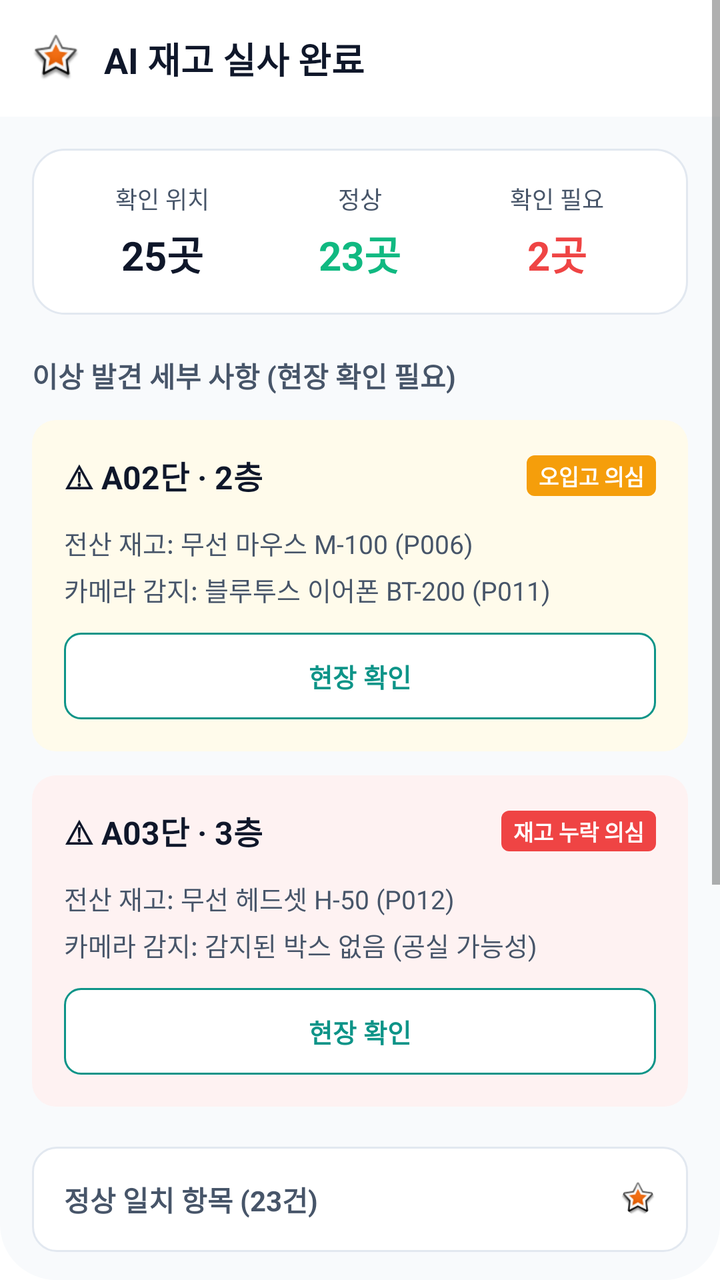
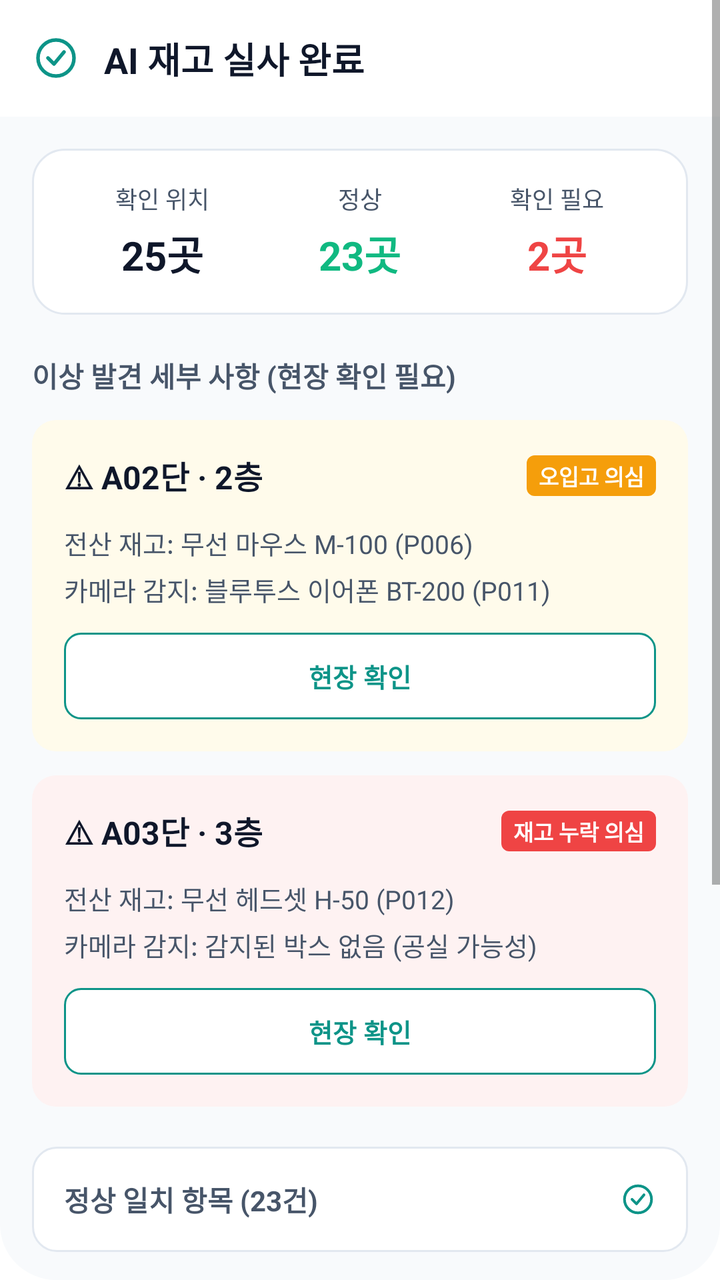

Compare the two renders of this Android layout. The source of the first and the diff that turns it into the second are given below.
<!-- AndroidManifest.xml: application theme Theme.MaterialComponents.DayNight.NoActionBar -->
<!-- res/layout/activity_audit_results.xml -->
<LinearLayout 
	xmlns:android="http://schemas.android.com/apk/res/android"
	xmlns:tools="http://schemas.android.com/tools"
	xmlns:app="http://schemas.android.com/apk/res-auto"
	android:background="#FFFFFF"
	android:clipChildren="false"
	android:clipToPadding="false"
	android:orientation="vertical"
	android:layout_width="match_parent"
	android:layout_height="match_parent">
	<ScrollView 
		android:clipChildren="false"
		android:clipToPadding="false"
		android:id="@+id/r5f4kgatumit"
		android:layout_width="match_parent"
		android:layout_height="wrap_content"
		android:layout_weight="1"
		android:background="@drawable/cr28bf8fafc">
		<LinearLayout
			android:layout_width="match_parent"
			android:layout_height="match_parent"
			android:clipChildren="false"
			android:clipToPadding="false"
			android:orientation="vertical">
			<LinearLayout
				android:id="@+id/rbr674bdlwug"
				android:layout_width="match_parent"
				android:layout_height="wrap_content"
				android:layout_marginBottom="133dp"
				android:orientation="vertical">
				<LinearLayout
					android:id="@+id/reuwei1dhbqu"
					android:layout_width="match_parent"
					android:layout_height="wrap_content"
					android:gravity="center_vertical"
					android:paddingVertical="11dp"
					android:paddingHorizontal="20dp"
					android:visibility="gone"
					android:orientation="horizontal">
					<TextView
						android:id="@+id/ra8kygfziio"
						android:textColor="#0F172A"
						android:textSize="14sp"
						android:textStyle="bold"
						android:layout_height="wrap_content"
						android:layout_width="wrap_content"
						android:text=""
					/>
					<View
						android:layout_width="0dp"
						android:layout_height="0dp"
						android:layout_weight="1"
					 />
					<ImageView
						android:id="@+id/ryp73yew161"
						android:layout_width="72dp"
						android:layout_height="18dp"
						android:src="@android:drawable/star_big_on"
						android:scaleType="fitXY"
					/>
				</LinearLayout>
				<LinearLayout
					android:id="@+id/rw4nylnofai"
					android:layout_width="match_parent"
					android:layout_height="wrap_content"
					android:gravity="center_vertical"
					android:background="#FFFFFF"
					android:paddingVertical="16dp"
					android:paddingLeft="16dp"
					android:orientation="horizontal">
					<ImageView
						android:id="@+id/rybu9wsnunwh"
						android:layout_width="24dp"
						android:layout_height="24dp"
						android:layout_marginEnd="12dp"
						android:src="@android:drawable/star_big_on"
						android:scaleType="fitXY"
					/>
					<TextView
						android:id="@+id/rpvyurcc3da"
						android:textColor="#0F172A"
						android:textSize="18sp"
						android:textStyle="bold"
						android:layout_height="wrap_content"
						android:layout_width="wrap_content"
						android:text="AI 재고 실사 완료"
					/>
				</LinearLayout>
				<LinearLayout
					android:id="@+id/rjp8fgh8slvi"
					android:layout_width="match_parent"
					android:layout_height="wrap_content"
					android:padding="16dp"
					android:orientation="vertical">
					<LinearLayout
						android:id="@+id/rc6t6hym0qq6"
						android:layout_width="match_parent"
						android:layout_height="wrap_content"
						android:gravity="center_vertical"
						android:background="@drawable/se2e8f0sw1cr16bffffff"
						android:padding="16dp"
						android:layout_marginBottom="20dp"
						android:orientation="horizontal">
						<LinearLayout
							android:id="@+id/ret1tbcx1l4c"
							android:layout_width="0dp"
							android:layout_height="wrap_content"
							android:layout_weight="1"
							android:gravity="center_horizontal"
							android:orientation="vertical">
							<TextView
								android:id="@+id/rvb80vb6dsrp"
								android:textColor="#475569"
								android:textSize="12sp"
								android:layout_marginBottom="4dp"
								android:layout_height="wrap_content"
								android:layout_width="wrap_content"
								android:text="확인 위치"
							/>
							<TextView
								android:id="@+id/rp8st0t3ksle"
								android:textColor="#0F172A"
								android:textSize="20sp"
								android:textStyle="bold"
								android:layout_height="wrap_content"
								android:layout_width="wrap_content"
								android:text="25곳"
							/>
						</LinearLayout>
						<LinearLayout
							android:id="@+id/r9okmr2lf63n"
							android:layout_width="0dp"
							android:layout_height="wrap_content"
							android:layout_weight="1"
							android:gravity="center_horizontal"
							android:orientation="vertical">
							<TextView
								android:id="@+id/racg9z0x2li"
								android:textColor="#475569"
								android:textSize="12sp"
								android:layout_marginBottom="4dp"
								android:layout_height="wrap_content"
								android:layout_width="wrap_content"
								android:text="정상"
							/>
							<TextView
								android:id="@+id/rvo6gf0q74vb"
								android:textColor="#10B981"
								android:textSize="20sp"
								android:textStyle="bold"
								android:layout_height="wrap_content"
								android:layout_width="wrap_content"
								android:text="23곳"
							/>
						</LinearLayout>
						<LinearLayout
							android:id="@+id/r80ge5md7moe"
							android:layout_width="0dp"
							android:layout_height="wrap_content"
							android:layout_weight="1"
							android:gravity="center_horizontal"
							android:orientation="vertical">
							<TextView
								android:id="@+id/rp8xx3y5b9gm"
								android:textColor="#475569"
								android:textSize="12sp"
								android:layout_marginBottom="4dp"
								android:layout_height="wrap_content"
								android:layout_width="wrap_content"
								android:text="확인 필요"
							/>
							<TextView
								android:id="@+id/rvjwwa4ax9m"
								android:textColor="#EF4444"
								android:textSize="20sp"
								android:textStyle="bold"
								android:layout_height="wrap_content"
								android:layout_width="wrap_content"
								android:text="2곳"
							/>
						</LinearLayout>
					</LinearLayout>
					<LinearLayout
						android:id="@+id/r1t7z7kulcv6"
						android:layout_width="match_parent"
						android:layout_height="wrap_content"
						android:layout_marginBottom="20dp"
						android:orientation="vertical">
						<TextView
							android:id="@+id/rq6i6jy56y5p"
							android:textColor="#475569"
							android:textSize="14sp"
							android:textStyle="bold"
							android:layout_marginBottom="12dp"
							android:layout_height="wrap_content"
							android:layout_width="wrap_content"
							android:text="이상 발견 세부 사항 (현장 확인 필요)"
						/>
						<LinearLayout
							android:id="@+id/rqt8e45bg8s8"
							android:layout_width="match_parent"
							android:layout_height="wrap_content"
							android:background="@drawable/cr12bfffbeb"
							android:padding="16dp"
							android:layout_marginBottom="12dp"
							android:orientation="vertical">
							<LinearLayout
								android:id="@+id/rlkbpwexrz9a"
								android:layout_width="match_parent"
								android:layout_height="wrap_content"
								android:gravity="center_vertical"
								android:layout_marginBottom="12dp"
								android:orientation="horizontal">
								<TextView
									android:id="@+id/rtttjtp70p6h"
									android:textColor="#0F172A"
									android:textSize="16sp"
									android:textStyle="bold"
									android:layout_height="wrap_content"
									android:layout_width="wrap_content"
									android:text="⚠ A02단 · 2층"
								/>
								<View
									android:layout_width="0dp"
									android:layout_height="0dp"
									android:layout_weight="1"
								 />
								<LinearLayout
									android:id="@+id/rqb8xm14zf89"
									android:layout_width="wrap_content"
									android:layout_height="wrap_content"
									android:background="@drawable/cr4bf59e0b"
									android:paddingVertical="2dp"
									android:paddingHorizontal="6dp"
									android:orientation="vertical">
									<TextView
										android:id="@+id/rs1bbviocpof"
										android:textColor="#FFFFFF"
										android:textSize="11sp"
										android:textStyle="bold"
										android:layout_height="wrap_content"
										android:layout_width="wrap_content"
										android:text="오입고 의심"
									/>
								</LinearLayout>
							</LinearLayout>
							<LinearLayout
								android:id="@+id/rrs9m2atg29"
								android:layout_width="match_parent"
								android:layout_height="wrap_content"
								android:layout_marginBottom="12dp"
								android:orientation="vertical">
								<TextView
									android:id="@+id/rodtpognoajf"
									android:textColor="#475569"
									android:textSize="13sp"
									android:layout_marginBottom="4dp"
									android:layout_height="wrap_content"
									android:layout_width="wrap_content"
									android:text="전산 재고: 무선 마우스 M-100 (P006)"
								/>
								<TextView
									android:id="@+id/rru9gkk873hc"
									android:textColor="#475569"
									android:textSize="13sp"
									android:layout_height="wrap_content"
									android:layout_width="wrap_content"
									android:text="카메라 감지: 블루투스 이어폰 BT-200 (P011)"
								/>
							</LinearLayout>
							<LinearLayout
								android:id="@+id/rlpcxivvxlkf"
								android:layout_width="match_parent"
								android:layout_height="wrap_content"
								android:gravity="center_horizontal"
								android:background="@drawable/s0d9488sw1cr8bffffff"
								android:paddingVertical="12dp"
								android:clickable="true"
								android:focusable="true"
								android:orientation="vertical">
								<TextView
									android:id="@+id/r9poeye9zfy"
									android:textColor="#0D9488"
									android:textSize="13sp"
									android:textStyle="bold"
									android:layout_height="wrap_content"
									android:layout_width="wrap_content"
									android:text="현장 확인"
								/>
							</LinearLayout>
						</LinearLayout>
						<LinearLayout
							android:id="@+id/r2cfrsd9bgsk"
							android:layout_width="match_parent"
							android:layout_height="wrap_content"
							android:background="@drawable/cr12bfef2f2"
							android:padding="16dp"
							android:orientation="vertical">
							<LinearLayout
								android:id="@+id/r8xz4bnknu4"
								android:layout_width="match_parent"
								android:layout_height="wrap_content"
								android:gravity="center_vertical"
								android:layout_marginBottom="12dp"
								android:orientation="horizontal">
								<TextView
									android:id="@+id/rnmu9lqc8dp"
									android:textColor="#0F172A"
									android:textSize="16sp"
									android:textStyle="bold"
									android:layout_height="wrap_content"
									android:layout_width="wrap_content"
									android:text="⚠ A03단 · 3층"
								/>
								<View
									android:layout_width="0dp"
									android:layout_height="0dp"
									android:layout_weight="1"
								 />
								<LinearLayout
									android:id="@+id/rjhc1dsghm8s"
									android:layout_width="wrap_content"
									android:layout_height="wrap_content"
									android:background="@drawable/cr4bef4444"
									android:paddingVertical="2dp"
									android:paddingHorizontal="6dp"
									android:orientation="vertical">
									<TextView
										android:id="@+id/rm0uo2z2a9of"
										android:textColor="#FFFFFF"
										android:textSize="11sp"
										android:textStyle="bold"
										android:layout_height="wrap_content"
										android:layout_width="wrap_content"
										android:text="재고 누락 의심"
									/>
								</LinearLayout>
							</LinearLayout>
							<LinearLayout
								android:id="@+id/rh09cue998vq"
								android:layout_width="match_parent"
								android:layout_height="wrap_content"
								android:layout_marginBottom="12dp"
								android:orientation="vertical">
								<TextView
									android:id="@+id/rzctsyayc5ts"
									android:textColor="#475569"
									android:textSize="13sp"
									android:layout_marginBottom="4dp"
									android:layout_height="wrap_content"
									android:layout_width="wrap_content"
									android:text="전산 재고: 무선 헤드셋 H-50 (P012)"
								/>
								<TextView
									android:id="@+id/r5mcvbiw6brx"
									android:textColor="#475569"
									android:textSize="13sp"
									android:layout_height="wrap_content"
									android:layout_width="wrap_content"
									android:text="카메라 감지: 감지된 박스 없음 (공실 가능성)"
								/>
							</LinearLayout>
							<LinearLayout
								android:id="@+id/r048oo1t9va7k"
								android:layout_width="match_parent"
								android:layout_height="wrap_content"
								android:gravity="center_horizontal"
								android:background="@drawable/s0d9488sw1cr8bffffff"
								android:paddingVertical="12dp"
								android:clickable="true"
								android:focusable="true"
								android:orientation="vertical">
								<TextView
									android:id="@+id/rk5tw24rfedk"
									android:textColor="#0D9488"
									android:textSize="13sp"
									android:textStyle="bold"
									android:layout_height="wrap_content"
									android:layout_width="wrap_content"
									android:text="현장 확인"
								/>
							</LinearLayout>
						</LinearLayout>
					</LinearLayout>
					<LinearLayout
						android:id="@+id/rpwvov04hizr"
						android:layout_width="match_parent"
						android:layout_height="wrap_content"
						android:gravity="center_vertical"
						android:background="@drawable/se2e8f0sw1cr12bffffff"
						android:padding="16dp"
						android:layout_marginBottom="20dp"
						android:orientation="horizontal">
						<TextView
							android:id="@+id/rhhffig98eru"
							android:textColor="#475569"
							android:textSize="14sp"
							android:textStyle="bold"
							android:layout_height="wrap_content"
							android:layout_width="wrap_content"
							android:text="정상 일치 항목 (23건)"
						/>
						<View
							android:layout_width="0dp"
							android:layout_height="0dp"
							android:layout_weight="1"
						 />
						<com.google.android.material.imageview.ShapeableImageView
							android:id="@+id/rg161sziuouk"
							app:shapeAppearanceOverlay="@style/cr12"
							android:layout_width="18dp"
							android:layout_height="18dp"
							android:src="@android:drawable/star_big_on"
							android:scaleType="fitXY"
						/>
					</LinearLayout>
					<LinearLayout
						android:id="@+id/r28g570vah4c"
						android:layout_width="match_parent"
						android:layout_height="wrap_content"
						android:gravity="center_horizontal"
						android:background="@drawable/cr14b0d9488"
						android:paddingVertical="16dp"
						android:elevation="12dp"
						android:clickable="true"
						android:focusable="true"
						android:orientation="vertical">
						<TextView
							android:id="@+id/r51xc776gacj"
							android:textColor="#FFFFFF"
							android:textSize="16sp"
							android:textStyle="bold"
							android:layout_height="wrap_content"
							android:layout_width="wrap_content"
							android:text="실사 완료"
						/>
					</LinearLayout>
				</LinearLayout>
			</LinearLayout>
			<RelativeLayout
				android:id="@+id/rt25n2wqkcam"
				android:layout_width="match_parent"
				android:layout_height="wrap_content"
				android:clipChildren="false"
				android:clipToPadding="false"
				>
				<LinearLayout
					android:layout_width="match_parent"
					android:layout_height="wrap_content"
					android:clipChildren="false"
					android:clipToPadding="false"
					android:orientation="vertical">
					<LinearLayout
						android:id="@+id/r1jxlgqzechh"
						android:layout_width="match_parent"
						android:layout_height="wrap_content"
						android:background="#FFFFFF"
						android:paddingHorizontal="12dp"
						android:orientation="horizontal">
						<ImageView
							android:id="@+id/rzf7ualwd41o"
							android:layout_width="0dp"
							android:layout_height="52dp"
							android:layout_weight="1"
							android:layout_marginVertical="12dp"
							android:layout_marginEnd="44dp"
							android:src="@android:drawable/star_big_on"
							android:scaleType="fitXY"
						/>
						<LinearLayout
							android:id="@+id/rbxuknfpiw9j"
							android:layout_width="0dp"
							android:layout_height="wrap_content"
							android:layout_weight="1"
							android:gravity="center_horizontal"
							android:paddingVertical="6dp"
							android:layout_marginTop="12dp"
							android:layout_marginEnd="11dp"
							android:orientation="vertical">
							<ImageView
								android:id="@+id/r0y1kp13k5c0p"
								android:layout_width="22dp"
								android:layout_height="22dp"
								android:layout_marginBottom="4dp"
								android:src="@android:drawable/star_big_on"
								android:scaleType="fitXY"
							/>
							<TextView
								android:id="@+id/r3bnsyt2n35o"
								android:textColor="#475569"
								android:textSize="11sp"
								android:layout_height="wrap_content"
								android:layout_width="wrap_content"
								android:text="재고"
							/>
						</LinearLayout>
						<TextView
							android:id="@+id/rith0wqgszh"
							android:textColor="#0D9488"
							android:textSize="11sp"
							android:textStyle="bold"
							android:layout_marginTop="40dp"
							android:layout_marginEnd="13dp"
							android:layout_height="wrap_content"
							android:layout_width="wrap_content"
							android:text="스캔"
						/>
						<LinearLayout
							android:id="@+id/rfe9eg62hnmj"
							android:layout_width="0dp"
							android:layout_height="wrap_content"
							android:layout_weight="1"
							android:gravity="center_horizontal"
							android:paddingVertical="6dp"
							android:layout_marginTop="12dp"
							android:layout_marginEnd="44dp"
							android:orientation="vertical">
							<ImageView
								android:id="@+id/rckkdgtr23qk"
								android:layout_width="22dp"
								android:layout_height="22dp"
								android:layout_marginBottom="4dp"
								android:src="@android:drawable/star_big_on"
								android:scaleType="fitXY"
							/>
							<TextView
								android:id="@+id/r23w9san1hfjh"
								android:textColor="#475569"
								android:textSize="11sp"
								android:layout_height="wrap_content"
								android:layout_width="wrap_content"
								android:text="작업"
							/>
						</LinearLayout>
						<LinearLayout
							android:id="@+id/rz8d754ypavk"
							android:layout_width="0dp"
							android:layout_height="wrap_content"
							android:layout_weight="1"
							android:gravity="center_horizontal"
							android:paddingVertical="6dp"
							android:layout_marginTop="12dp"
							android:orientation="vertical">
							<ImageView
								android:id="@+id/r2dhwjvzwpj"
								android:layout_width="22dp"
								android:layout_height="22dp"
								android:layout_marginBottom="4dp"
								android:src="@android:drawable/star_big_on"
								android:scaleType="fitXY"
							/>
							<TextView
								android:id="@+id/ragqpmau4x8"
								android:textColor="#475569"
								android:textSize="11sp"
								android:layout_height="wrap_content"
								android:layout_width="wrap_content"
								android:text="더보기"
							/>
						</LinearLayout>
					</LinearLayout>
				</LinearLayout>
				<LinearLayout
					android:id="@+id/rccmx2h1vhm6"
					android:layout_marginTop="-17dp"
					android:layout_marginEnd="0dp"
					android:layout_marginStart="0dp"
					android:layout_width="match_parent"
					android:layout_height="wrap_content"
					android:gravity="center_horizontal"
					android:clipChildren="false"
					android:clipToPadding="false"
					android:orientation="vertical">
					<com.google.android.material.imageview.ShapeableImageView
						android:id="@+id/rp00bozyv6sq"
						app:shapeAppearanceOverlay="@style/cr29"
						android:layout_width="58dp"
						android:layout_height="58dp"
						android:src="@android:drawable/star_big_on"
						android:scaleType="fitXY"
					/>
				</LinearLayout>
			</RelativeLayout>
		</LinearLayout>
	</ScrollView>
</LinearLayout>
<!-- resources referenced by this layout -->
<resources>
  <!-- drawable cr4bef4444 (drawable) -->
  <?xml version="1.0" encoding="UTF-8"?>
  <shape
  	xmlns:android="http://schemas.android.com/apk/res/android">
  	<solid
  		android:color="#EF4444"
  	/>
  	<corners
  		android:radius="4dp"
  	/>      
  </shape>
  <!-- drawable cr4bf59e0b (drawable) -->
  <?xml version="1.0" encoding="UTF-8"?>
  <shape
  	xmlns:android="http://schemas.android.com/apk/res/android">
  	<solid
  		android:color="#F59E0B"
  	/>
  	<corners
  		android:radius="4dp"
  	/>      
  </shape>
  <style name="cr12">
  		<item name="cornerSize">12dp</item>
  	</style>
  <style name="cr29">
  		<item name="cornerSize">29dp</item>
  	</style>
  <!-- unchanged entries left out for length: 7 -->
</resources>

<!-- the commit's change to res/layout/activity_audit_results.xml (unified diff, before → after) -->
@@ -73,8 +73,8 @@
 						android:layout_width="24dp"
 						android:layout_height="24dp"
 						android:layout_marginEnd="12dp"
-						android:src="@android:drawable/star_big_on"
-						android:scaleType="fitXY"
+						android:src="@drawable/ic_inven_check_circle"
+						android:scaleType="fitCenter"
 					/>
 					<TextView
 						android:id="@+id/rpvyurcc3da"
@@ -410,8 +410,8 @@
 							app:shapeAppearanceOverlay="@style/cr12"
 							android:layout_width="18dp"
 							android:layout_height="18dp"
-							android:src="@android:drawable/star_big_on"
-							android:scaleType="fitXY"
+							android:src="@drawable/ic_inven_check_circle"
+							android:scaleType="fitCenter"
 						/>
 					</LinearLayout>
 					<LinearLayout
@@ -457,15 +457,21 @@
 						android:background="#FFFFFF"
 						android:paddingHorizontal="12dp"
 						android:orientation="horizontal">
-						<ImageView
+						<TextView
 							android:id="@+id/rzf7ualwd41o"
 							android:layout_width="0dp"
 							android:layout_height="52dp"
 							android:layout_weight="1"
 							android:layout_marginVertical="12dp"
 							android:layout_marginEnd="44dp"
-							android:src="@android:drawable/star_big_on"
-							android:scaleType="fitXY"
+							android:gravity="center"
+							android:paddingVertical="5dp"
+							android:drawableTop="@drawable/ic_inven_home"
+							android:drawableTint="#475569"
+							android:drawablePadding="3dp"
+							android:text="홈"
+							android:textSize="11sp"
+							android:textColor="#475569"
 						/>
 						<LinearLayout
 							android:id="@+id/rbxuknfpiw9j"
@@ -482,8 +488,9 @@
 								android:layout_width="22dp"
 								android:layout_height="22dp"
 								android:layout_marginBottom="4dp"
-								android:src="@android:drawable/star_big_on"
-								android:scaleType="fitXY"
+								android:src="@drawable/ic_inven_inventory"
+								android:tint="#475569"
+								android:scaleType="fitCenter"
 							/>
 							<TextView
 								android:id="@+id/r3bnsyt2n35o"
@@ -520,8 +527,9 @@
 								android:layout_width="22dp"
 								android:layout_height="22dp"
 								android:layout_marginBottom="4dp"
-								android:src="@android:drawable/star_big_on"
-								android:scaleType="fitXY"
+								android:src="@drawable/ic_inven_work"
+								android:tint="#475569"
+								android:scaleType="fitCenter"
 							/>
 							<TextView
 								android:id="@+id/r23w9san1hfjh"
@@ -546,8 +554,9 @@
 								android:layout_width="22dp"
 								android:layout_height="22dp"
 								android:layout_marginBottom="4dp"
-								android:src="@android:drawable/star_big_on"
-								android:scaleType="fitXY"
+								android:src="@drawable/ic_inven_more"
+								android:tint="#475569"
+								android:scaleType="fitCenter"
 							/>
 							<TextView
 								android:id="@+id/ragqpmau4x8"
@@ -576,8 +585,9 @@
 						app:shapeAppearanceOverlay="@style/cr29"
 						android:layout_width="58dp"
 						android:layout_height="58dp"
-						android:src="@android:drawable/star_big_on"
-						android:scaleType="fitXY"
+						android:src="@drawable/ic_inven_scan_fab"
+						android:contentDescription="바코드 스캔"
+						android:scaleType="fitCenter"
 					/>
 				</LinearLayout>
 			</RelativeLayout>
<!-- resource entries referenced after the edit -->
@@ -22,6 +22,57 @@
   		android:radius="4dp"
   	/>      
   </shape>
+  <!-- drawable ic_inven_check_circle (drawable) -->
+  <vector xmlns:android="http://schemas.android.com/apk/res/android"
+      android:width="24dp" android:height="24dp"
+      android:viewportWidth="24" android:viewportHeight="24">
+      <path android:fillColor="#00000000" android:strokeColor="#0D9488"
+          android:strokeWidth="1.8" android:strokeLineCap="round" android:strokeLineJoin="round"
+          android:pathData="M21,12 A9,9 0 1,1 3,12 A9,9 0 1,1 21,12 M8,12 L11,15 L16,9" />
+  </vector>
+  <!-- drawable ic_inven_home (drawable) -->
+  <vector xmlns:android="http://schemas.android.com/apk/res/android"
+      android:width="24dp" android:height="24dp"
+      android:viewportWidth="24" android:viewportHeight="24">
+      <path android:fillColor="#00000000" android:strokeColor="#0D9488"
+          android:strokeWidth="1.8" android:strokeLineCap="round" android:strokeLineJoin="round"
+          android:pathData="M3,10 L12,3 L21,10 M5,9 V21 H19 V9 M10,21 V15 H14 V21" />
+  </vector>
+  <!-- drawable ic_inven_inventory (drawable) -->
+  <vector xmlns:android="http://schemas.android.com/apk/res/android"
+      android:width="24dp" android:height="24dp"
+      android:viewportWidth="24" android:viewportHeight="24">
+      <path android:fillColor="#00000000" android:strokeColor="#0D9488"
+          android:strokeWidth="1.8" android:strokeLineCap="round" android:strokeLineJoin="round"
+          android:pathData="M3,7 L12,3 L21,7 L12,11 Z M3,7 V17 L12,21 L21,17 V7 M12,11 V21 M7.5,5 L16.5,9" />
+  </vector>
+  <!-- drawable ic_inven_more (drawable) -->
+  <vector xmlns:android="http://schemas.android.com/apk/res/android"
+      android:width="24dp" android:height="24dp"
+      android:viewportWidth="24" android:viewportHeight="24">
+      <path android:fillColor="#00000000" android:strokeColor="#0D9488"
+          android:strokeWidth="2.7" android:strokeLineCap="round" android:strokeLineJoin="round"
+          android:pathData="M5,12 H5.01 M12,12 H12.01 M19,12 H19.01" />
+  </vector>
+  <!-- drawable ic_inven_scan_fab (drawable) -->
+  <vector xmlns:android="http://schemas.android.com/apk/res/android"
+      android:width="58dp" android:height="58dp"
+      android:viewportWidth="40" android:viewportHeight="40">
+      <path android:fillColor="#0D9488" android:pathData="M20,0 A20,20 0 1,1 20,40 A20,20 0 1,1 20,0 Z" />
+      <group android:translateX="8" android:translateY="8">
+          <path android:fillColor="#00000000" android:strokeColor="#FFFFFF"
+              android:strokeWidth="1.8" android:strokeLineCap="round" android:strokeLineJoin="round"
+              android:pathData="M8,4 H4 V8 M16,4 H20 V8 M8,20 H4 V16 M16,20 H20 V16 M7,9 V15 M10,9 V15 M14,9 V15 M17,9 V15" />
+      </group>
+  </vector>
+  <!-- drawable ic_inven_work (drawable) -->
+  <vector xmlns:android="http://schemas.android.com/apk/res/android"
+      android:width="24dp" android:height="24dp"
+      android:viewportWidth="24" android:viewportHeight="24">
+      <path android:fillColor="#00000000" android:strokeColor="#0D9488"
+          android:strokeWidth="1.8" android:strokeLineCap="round" android:strokeLineJoin="round"
+          android:pathData="M9,5 H6 A2,2 0 0,0 4,7 V20 A1,1 0 0,0 5,21 H19 A1,1 0 0,0 20,20 V7 A2,2 0 0,0 18,5 H15 M9,3 H15 V7 H9 Z M8,12 H16 M8,16 H14" />
+  </vector>
   <style name="cr12">
   		<item name="cornerSize">12dp</item>
   	</style>
